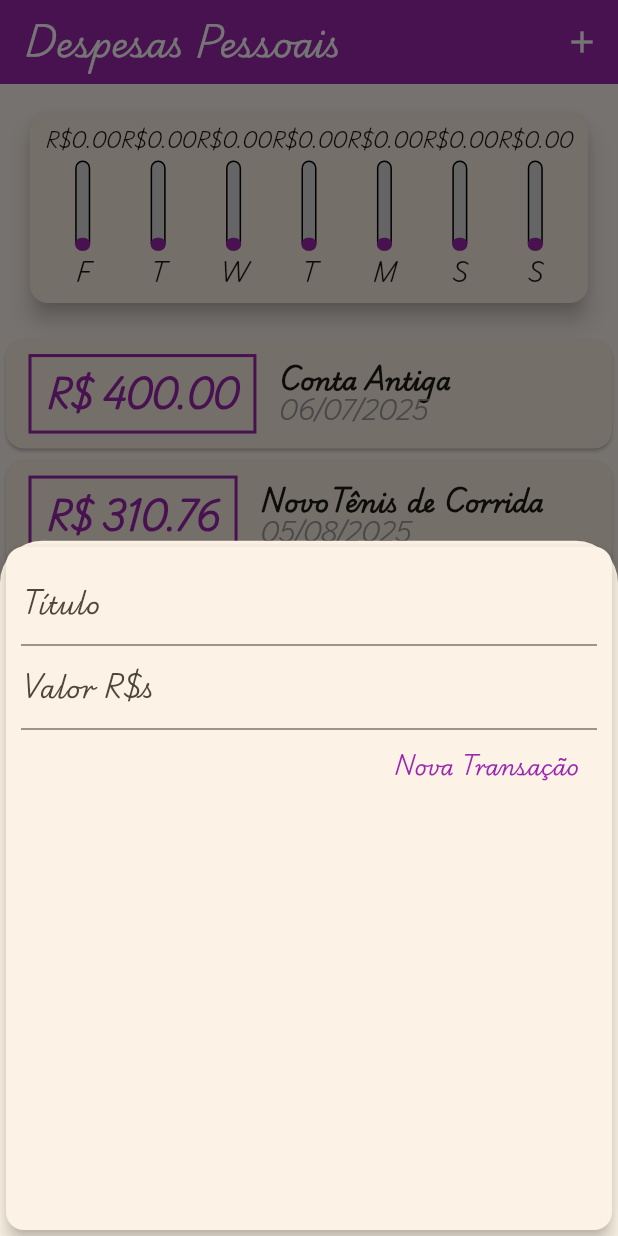
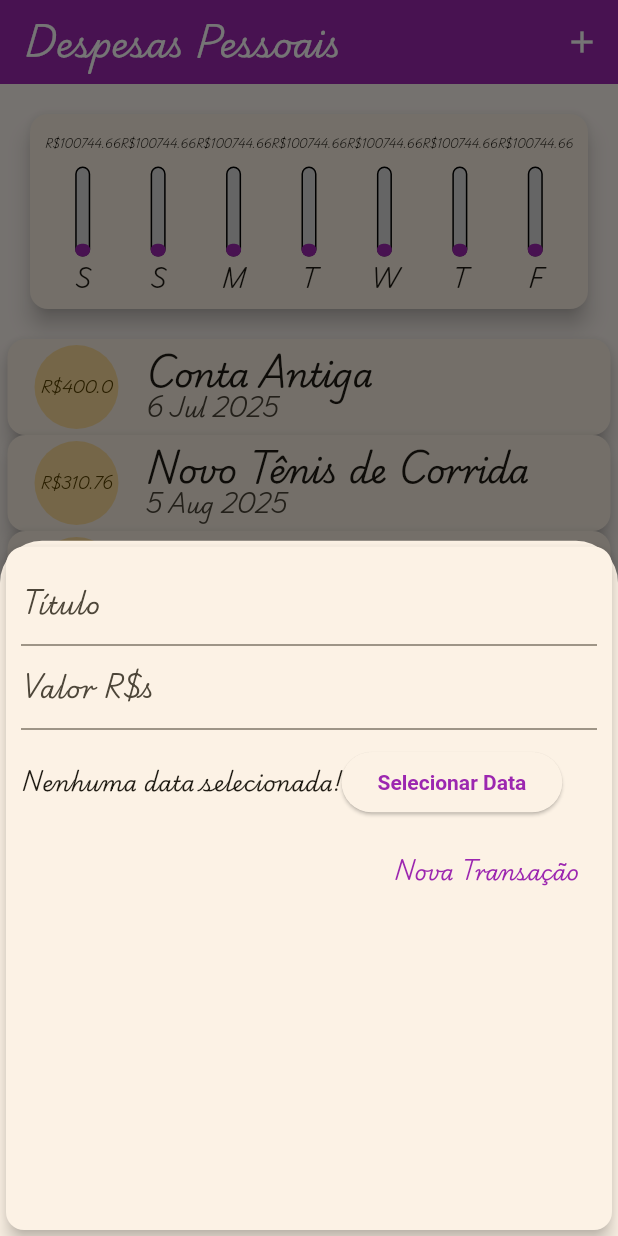
Before and after one commit to wagnerchimenez/expenses, a Flutter app: the screen it shows after launch, after a tap on the "add" icon, on a phone screen of 412 x 824 dp. Run offline on Flutter 3.47's test engine with Material 3 defaults, Android fonts, the phone set to English and light mode, and no system bars.

Commit message:
feat: Usando DatePicker

```diff
--- a/projects/expenses/lib/components/chart.dart
+++ b/projects/expenses/lib/components/chart.dart
@@ -17,7 +17,7 @@ class Chart extends StatelessWidget {
       });
 
       return {'day': DateFormat.E().format(weekDay)[0], 'value': totalSum};
-    });
+    }).reversed.toList();
   }
 
   double get _weekTotalValue {
@@ -40,7 +40,7 @@ class Chart extends StatelessWidget {
               fit: FlexFit.tight,
               child: ChartBar(
                 label: transaction['day'].toString(),
-                value: 0,
+                value: (transaction['value'] as double),
                 percentage: (transaction['value'] as double) / _weekTotalValue,
               ),
             );
--- a/projects/expenses/lib/components/chart_bar.dart
+++ b/projects/expenses/lib/components/chart_bar.dart
@@ -16,7 +16,11 @@ class ChartBar extends StatelessWidget {
   Widget build(BuildContext context) {
     return Column(
       children: [
-        FittedBox( child: Text('R\$${value.toStringAsFixed(2)}')),
+        Container(
+          height: 20,
+          child: FittedBox(child: Text('R\$${value.toStringAsFixed(2)}')),
+        ),
+
         SizedBox(height: 5),
         Container(
           height: 60,
--- a/projects/expenses/lib/components/transaction_form.dart
+++ b/projects/expenses/lib/components/transaction_form.dart
@@ -1,4 +1,5 @@
 import 'package:flutter/material.dart';
+import 'package:intl/intl.dart';
 
 class TransactionForm extends StatefulWidget {
   final void Function(String, double) onSubmit;
@@ -12,18 +13,36 @@ class TransactionForm extends StatefulWidget {
 }
 
 class _TransactionFormState extends State<TransactionForm> {
-  final titleController = TextEditingController();
-  final valueController = TextEditingController();
+  final _titleController = TextEditingController();
+  final _valueController = TextEditingController();
+  DateTime? _selectedDate;
 
   void _submitForm() {
-    final title = titleController.text;
-    final value = double.tryParse(valueController.text) ?? 0.0;
+    final title = _titleController.text;
+    final value = double.tryParse(_valueController.text) ?? 0.0;
 
     if (title.isEmpty || value <= 0) {
       return;
     }
 
     widget.onSubmit(title, value);
+  }
+
+  void _showDatePicker() {
+    showDatePicker(
+      context: context,
+      initialDate: DateTime.now(),
+      firstDate: DateTime(2025),
+      lastDate: DateTime.now(),
+    ).then((pickedDate) {
+      if (pickedDate == null) {
+        return;
+      }
+
+      setState(() {
+        _selectedDate = pickedDate;
+      });
+    });
   }
 
   @override
@@ -35,15 +54,34 @@ class _TransactionFormState extends State<TransactionForm> {
         child: Column(
           children: <Widget>[
             TextField(
-              controller: titleController,
+              controller: _titleController,
               onSubmitted: (_) => _submitForm(),
               decoration: InputDecoration(labelText: 'Título'),
             ),
             TextField(
-              controller: valueController,
+              controller: _valueController,
               keyboardType: TextInputType.numberWithOptions(decimal: true),
               onSubmitted: (_) => _submitForm(),
               decoration: InputDecoration(labelText: 'Valor R\$s'),
+            ),
+            Container(
+              height: 70,
+              child: Row(
+                children: [
+                  _selectedDate != null
+                      ? Text(
+                          DateFormat('d/M/y').format(_selectedDate as DateTime),
+                        )
+                      : Text('Nenhuma data selecionada!'),
+                  ElevatedButton(
+                    style: ElevatedButton.styleFrom(
+                      textStyle: const TextStyle(fontWeight: FontWeight.bold),
+                    ),
+                    onPressed: _showDatePicker,
+                    child: Text('Selecionar Data'),
+                  ),
+                ],
+              ),
             ),
             Row(
               mainAxisAlignment: MainAxisAlignment.end,
--- a/projects/expenses/lib/components/transaction_list.dart
+++ b/projects/expenses/lib/components/transaction_list.dart
@@ -29,48 +29,71 @@ class TransactionList extends StatelessWidget {
                 final transaction = transactions[index];
 
                 return Card(
-                  child: Row(
-                    children: [
-                      Container(
-                        margin: EdgeInsets.symmetric(
-                          horizontal: 15,
-                          vertical: 10,
-                        ),
-                        decoration: BoxDecoration(
-                          border: Border.all(
-                            color: Theme.of(context).colorScheme.primary,
-                            width: 2,
-                          ),
-                        ),
-                        padding: EdgeInsets.all(10),
-                        child: Text(
-                          'R\$ ${transaction.value.toStringAsFixed(2)}',
-                          style: TextStyle(
-                            fontWeight: FontWeight.bold,
-                            fontSize: 20,
-                            color: Theme.of(context).colorScheme.primary,
-                          ),
+                  elevation: 5,
+                  margin: EdgeInsets.symmetric(vertical: 0, horizontal: 5),
+                  child: ListTile(
+                    leading: CircleAvatar(
+                      radius: 30,
+                      child: Padding(
+                        padding: const EdgeInsets.all(6),
+                        child: FittedBox(
+                          child: Text('R\$${transaction.value}'),
                         ),
                       ),
-                      Column(
-                        crossAxisAlignment: CrossAxisAlignment.start,
-                        children: [
-                          Text(
-                            transaction.title,
-                            style: TextStyle(
-                              fontSize: 16,
-                              fontWeight: FontWeight.bold,
-                            ),
-                          ),
-                          Text(
-                            DateFormat('dd/MM/yyyy').format(transaction.date),
-                            style: TextStyle(color: Colors.grey),
-                          ),
-                        ],
-                      ),
-                    ],
+                    ),
+                    title: Text(
+                      transaction.title,
+                      style: Theme.of(context).textTheme.titleLarge,
+                    ),
+                    subtitle: Text(
+                      DateFormat('d MMM y').format(transaction.date),
+                    ),
                   ),
                 );
+
+                // return Card(
+                //   child: Row(
+                //     children: [
+                //       Container(
+                //         margin: EdgeInsets.symmetric(
+                //           horizontal: 15,
+                //           vertical: 10,
+                //         ),
+                //         decoration: BoxDecoration(
+                //           border: Border.all(
+                //             color: Theme.of(context).colorScheme.primary,
+                //             width: 2,
+                //           ),
+                //         ),
+                //         padding: EdgeInsets.all(10),
+                //         child: Text(
+                //           'R\$ ${transaction.value.toStringAsFixed(2)}',
+                //           style: TextStyle(
+                //             fontWeight: FontWeight.bold,
+                //             fontSize: 20,
+                //             color: Theme.of(context).colorScheme.primary,
+                //           ),
+                //         ),
+                //       ),
+                //       Column(
+                //         crossAxisAlignment: CrossAxisAlignment.start,
+                //         children: [
+                //           Text(
+                //             transaction.title,
+                //             style: TextStyle(
+                //               fontSize: 16,
+                //               fontWeight: FontWeight.bold,
+                //             ),
+                //           ),
+                //           Text(
+                //             DateFormat('dd/MM/yyyy').format(transaction.date),
+                //             style: TextStyle(color: Colors.grey),
+                //           ),
+                //         ],
+                //       ),
+                //     ],
+                //   ),
+                // );
               },
             ),
     );
--- a/projects/expenses/lib/main.dart
+++ b/projects/expenses/lib/main.dart
@@ -51,7 +51,7 @@ class _MyHomePageState extends State<MyHomePage> {
     ),
     Transaction(
       id: 't1',
-      title: 'NovoTênis de Corrida',
+      title: 'Novo Tênis de Corrida',
       value: 310.76,
       date: DateTime.now().subtract(Duration(days: 3)),
     ),
@@ -59,6 +59,18 @@ class _MyHomePageState extends State<MyHomePage> {
       id: 't2',
       title: 'Conta de luz',
       value: 211.30,
+      date: DateTime.now().subtract(Duration(days: 4)),
+    ),
+    Transaction(
+      id: 't3',
+      title: 'Cartão de Crédito',
+      value: 100211.30,
+      date: DateTime.now().subtract(Duration(days: 4)),
+    ),
+    Transaction(
+      id: 't4',
+      title: 'Lanche',
+      value: 11.30,
       date: DateTime.now().subtract(Duration(days: 4)),
     ),
   ];
```
